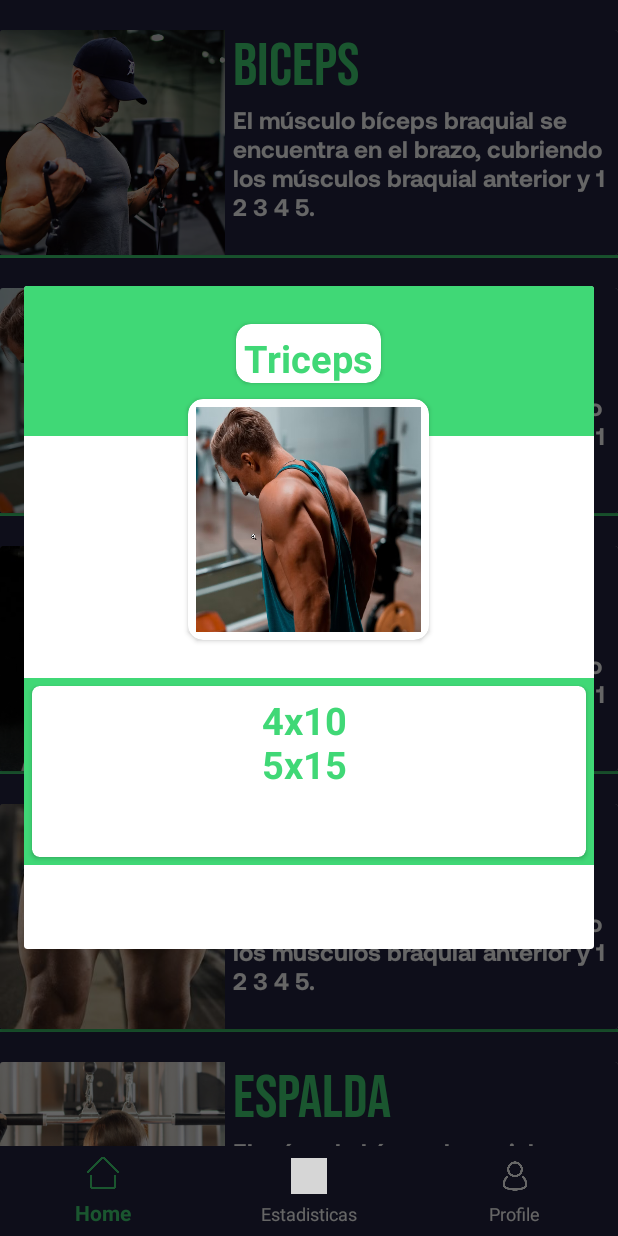
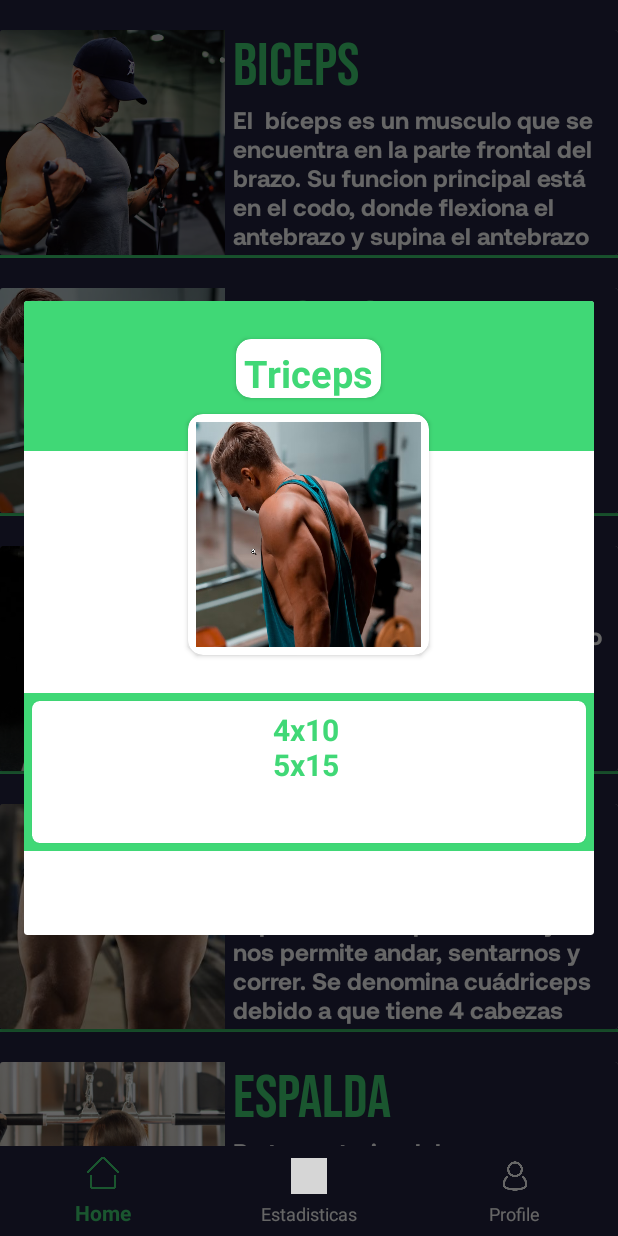
Before and after one commit to asier97am/Strong, an Android app: the Page1 screen opened directly, with no data from a screen before it, after a tap on "Triceps", on a phone screen of 412 x 824 dp. Run offline under Robolectric (Android 15) with nearby library versions, the phone set to English and light mode, and no system bars; our stand-ins replace Picasso; grey boxes are pictures that could not be loaded.

Commit message:
Modificaciones Page1

```diff
--- a/app/src/main/java/com/asier/aranda/strong/fragment/Page1.java
+++ b/app/src/main/java/com/asier/aranda/strong/fragment/Page1.java
@@ -27,8 +27,6 @@ public class Page1 extends Fragment {
     //
     ArrayList<EjerciciosHome> ejercicioLista;
 
-
-
     public Page1() {
         // Required empty public constructor
     }
@@ -36,7 +34,6 @@ public class Page1 extends Fragment {
     @Override
     public void onCreate(Bundle savedInstanceState) {
         super.onCreate(savedInstanceState);
-
     }
 
     @Override
@@ -58,19 +55,19 @@ public class Page1 extends Fragment {
 
     private void llenarLista() {
         ejercicioLista.add(new EjerciciosHome("Biceps",
-                "El músculo bíceps braquial se encuentra en el brazo, cubriendo los músculos braquial anterior y 1 2 3 4 5.","4x10\n5x15",
+                "El  bíceps es un musculo que se encuentra en la parte frontal del brazo. Su funcion principal está en el codo, donde flexiona el antebrazo y supina el antebrazo","Curl un solo brazo 4x10\nDominadas supinas 5x8\nCurl con zarra Z 4x10\nCurl con polea baja 4x12",
                 R.drawable.biceps1));
         ejercicioLista.add(new EjerciciosHome("Triceps",
-                "El músculo bíceps braquial se encuentra en el brazo, cubriendo los músculos braquial anterior y 1 2 3 4 5.","4x10 \n5x15 \n",
+                "El músculo biceps está situado en la región posterior del brazo, está formado por la porción larga, vasto interno y externo.","4x10 \n5x15 \n",
                 R.drawable.triceps));
         ejercicioLista.add(new EjerciciosHome("Gemelo",
-                "El músculo bíceps braquial se encuentra en el brazo, cubriendo los músculos braquial anterior y 1 2 3 4 5.","4x10 \n5x15 \n",
+                "El gemelo es un músculo situado en la región posterior de la pierna, y es el músculo más superficial de la pantorrilla.","4x10 \n5x15 \n",
                 R.drawable.gemelo));
         ejercicioLista.add(new EjerciciosHome("Cuadriceps",
-                "El músculo bíceps braquial se encuentra en el brazo, cubriendo los músculos braquial anterior y 1 2 3 4 5.","4x10 \n5x15 \n",
+                "El es músculo que soporta todo el peso del cuerpo humano y nos permite andar, sentarnos y correr. Se denomina cuádriceps debido a que tiene 4 cabezas musculares","4x10 \n5x15 \n",
                 R.drawable.cuadriceps));
         ejercicioLista.add(new EjerciciosHome("Espalda",
-                "El músculo bíceps braquial se encuentra en el brazo, cubriendo los músculos braquial anterior y 1 2 3 4 5.","4x10 \n5x15 \n",
+                "Parte posterior del cuerpo humano, que va desde el cuello y hombro hasta la cintura. Su anchura va en función de la caja torácica y los hombros","4x10 \n5x15 \n",
                 R.drawable.espalda));
         ejercicioLista.add(new EjerciciosHome("Pecho",
                 "El músculo bíceps braquial se encuentra en el brazo, cubriendo los músculos braquial anterior y 1 2 3 4 5.","4x10 \n5x15 \n",
--- a/app/src/main/java/com/asier/aranda/strong/fragment/Page3.java
+++ b/app/src/main/java/com/asier/aranda/strong/fragment/Page3.java
@@ -52,17 +52,15 @@ public class Page3 extends Fragment {
     }
 
 
-
     public void showAlertDialogButtonClicked(Page3 Page3){
         MaterialAlertDialogBuilder builder = new MaterialAlertDialogBuilder(getContext(),R.style.Theme_Alert);
         builder.setTitle("Información");//TITULO
         builder.setMessage("Aquí podrás cambiar tus datos por si te equivocaste");//MENSAJITO
         builder.setIcon(R.drawable.information);//ICONO
         builder.setCancelable(false);
-        builder.setNeutralButton("skip", new DialogInterface.OnClickListener() {
+        builder.setNeutralButton("Skip", new DialogInterface.OnClickListener() {
             @Override
             public void onClick(DialogInterface dialog, int which) {
-
                 dialog.dismiss();
             }
         });
--- a/app/src/main/res/layout/ejercicio_biceps1.xml
+++ b/app/src/main/res/layout/ejercicio_biceps1.xml
@@ -103,10 +103,9 @@
                 <LinearLayout
                     android:layout_width="match_parent"
                     android:layout_height="wrap_content"
-                    android:layout_margin="5dp"
-                    android:orientation="vertical">
+                    android:layout_margin="5dp">
                     <TextView
-                        android:textSize="25sp"
+                        android:textSize="20sp"
                         android:textStyle="bold"
                         android:textColor="@color/verdeApp"
                         android:layout_marginBottom="10dp"
```
Also changed, not shown: app/src/main/res/layout/ejercicio_biceps.xml (+48 -3 lines).
